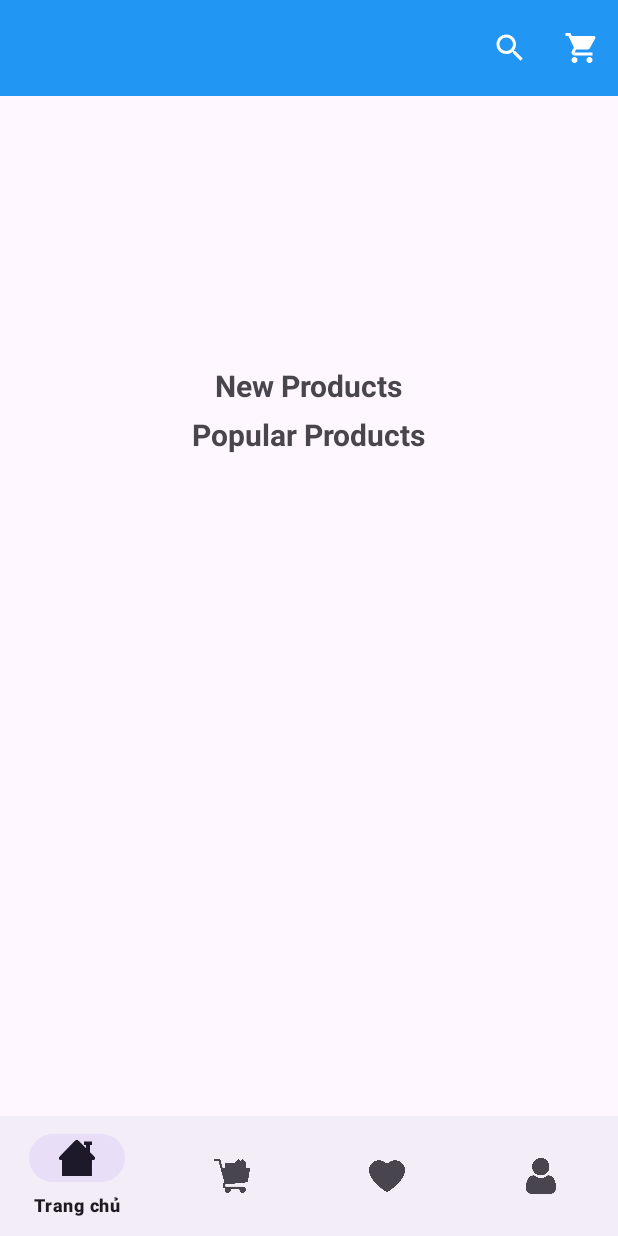
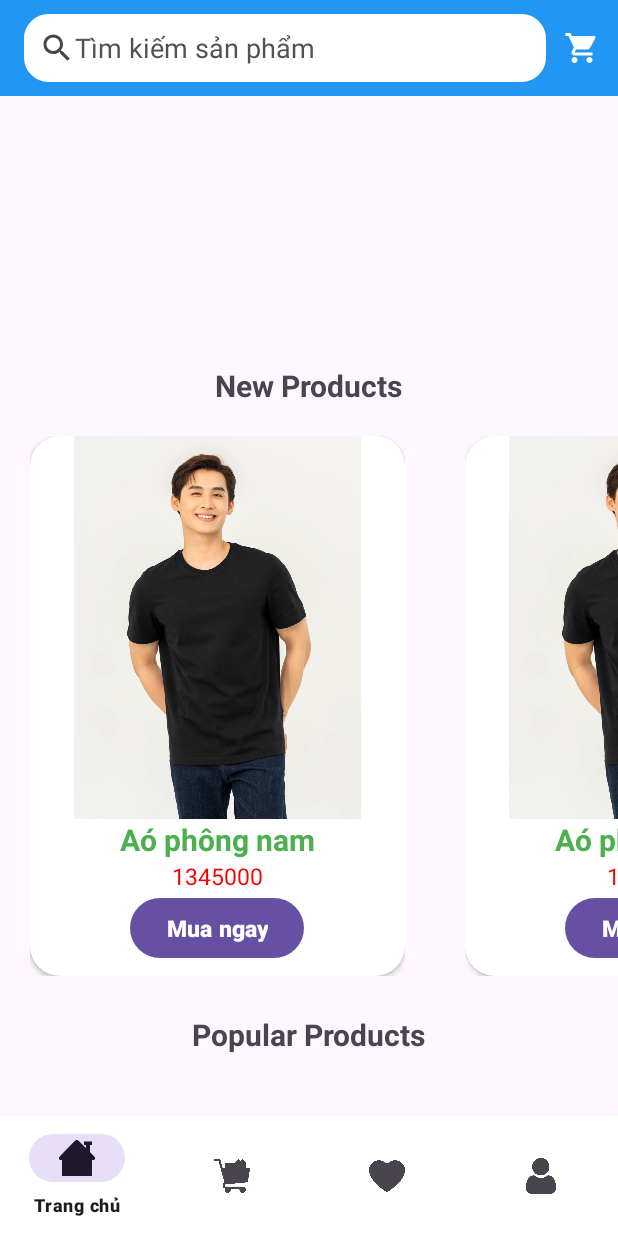
Before and after one commit to phongnft/DuAnTotNghiep_MD27, an Android app: the Home_Fragment screen opened directly, with no data from a screen before it, on a phone screen of 412 x 824 dp. Run offline under Robolectric (Android 15) with nearby library versions, the phone set to English and light mode, and no system bars.

Commit message:
phong push searchview design

```diff
--- a/app/src/main/java/com/example/duantotnghiep_md27/Adapter/Product_homeAdapter.java
+++ b/app/src/main/java/com/example/duantotnghiep_md27/Adapter/Product_homeAdapter.java
@@ -17,14 +17,13 @@ import com.example.duantotnghiep_md27.R;
 import java.util.ArrayList;
 import java.util.List;
 
-public class Product_homeAdapter extends RecyclerView.Adapter<Product_homeAdapter.ProductViewHolder>{
+public class Product_homeAdapter extends RecyclerView.Adapter<Product_homeAdapter.ProductViewHolder> {
     Context context;
-    List<Product_home> list =new ArrayList<>();
+    List<Product_home> list = new ArrayList<>();
 
 
 
-
-    public Product_homeAdapter(List<Product_home> product_list, Context context, String home) {
+    public Product_homeAdapter(List<Product_home> list, Context context, String home) {
         this.context = context;
         this.list = list;
     }
@@ -33,14 +32,14 @@ public class Product_homeAdapter extends RecyclerView.Adapter<Product_homeAdapte
     @NonNull
     @Override
     public ProductViewHolder onCreateViewHolder(@NonNull ViewGroup parent, int viewType) {
-        View view=LayoutInflater.from(context).inflate(R.layout.item_products,parent,false);
+        View view = LayoutInflater.from(context).inflate(R.layout.item_products, parent, false);
         return new ProductViewHolder(view);
 
     }
 
     @Override
     public void onBindViewHolder(@NonNull ProductViewHolder holder, int position) {
-       holder.name.setText(list.get(position).getName());
+        holder.name.setText(list.get(position).getName());
         holder.price.setText(list.get(position).getPrice());
 
 
@@ -56,13 +55,14 @@ public class Product_homeAdapter extends RecyclerView.Adapter<Product_homeAdapte
 
         ImageView imgproduct;
         TextView price, name;
-        RelativeLayout relativeLayout;
+
+
         public ProductViewHolder(@NonNull View itemView) {
             super(itemView);
-            imgproduct=itemView.findViewById(R.id.imgproducts);
-            price=itemView.findViewById(R.id.product_price);
-            name=itemView.findViewById(R.id.tv_nameproduct);
-            relativeLayout=itemView.findViewById(R.id.card_itemproduct);
+            imgproduct = itemView.findViewById(R.id.imgproducts);
+            price = itemView.findViewById(R.id.tv_priceproduct);
+            name = itemView.findViewById(R.id.tv_nameproduct);
+
         }
     }
 }
--- a/app/src/main/java/com/example/duantotnghiep_md27/Fragment/Home_Fragment.java
+++ b/app/src/main/java/com/example/duantotnghiep_md27/Fragment/Home_Fragment.java
@@ -19,44 +19,22 @@ import com.example.duantotnghiep_md27.R;
 import java.util.ArrayList;
 import java.util.List;
 
-/**
- * A simple {@link Fragment} subclass.
- * Use the {@link Home_Fragment#newInstance} factory method to
- * create an instance of this fragment.
- */
+
 public class Home_Fragment extends Fragment {
 
 
-   private RecyclerView recyclerView;
-private Product_homeAdapter product_homeAdapter;
-private List<Product_home> product_list;
-    public Home_Fragment() {
+    private RecyclerView recyclerView;
+    private Product_homeAdapter product_homeAdapter;
+    private List<Product_home> product_list;
 
-    }
-
-    public static Home_Fragment newInstance(String param1, String param2) {
-        Home_Fragment fragment = new Home_Fragment();
-        Bundle args = new Bundle();
-
-        fragment.setArguments(args);
-        return fragment;
-    }
-
-    @Override
-    public void onCreate(Bundle savedInstanceState) {
-        super.onCreate(savedInstanceState);
-        if (getArguments() != null) {
-
-        }
-    }
 
     @SuppressLint("MissingInflatedId")
     @Override
     public View onCreateView(LayoutInflater inflater, ViewGroup container,
                              Bundle savedInstanceState) {
-        // Inflate the layout for this fragment
-        View view= inflater.inflate(R.layout.fragment_home, container, false);
-        recyclerView=view.findViewById(R.id.product_recycleview);
+
+        View view = inflater.inflate(R.layout.fragment_home, container, false);
+        recyclerView = view.findViewById(R.id.product_recycleview);
         setupProductRecycleView();
         return view;
 
@@ -64,11 +42,16 @@ private List<Product_home> product_list;
     }
 
 
-
-    private void setupProductRecycleView(){
-        product_list=new ArrayList<>();
-
-        product_homeAdapter=new Product_homeAdapter(product_list,getContext(),"home");
+    private void setupProductRecycleView() {
+        product_list = new ArrayList<>();
+        product_list.add(new Product_home("Aó phông nam", "1345000", ""));
+        product_list.add(new Product_home("Aó phông nam", "1345000", ""));
+        product_list.add(new Product_home("Ao hoodie nam", "1345000", ""));
+        product_list.add(new Product_home("Aó sơ mi nam", "1345000", ""));
+        product_list.add(new Product_home("Aó cộc tay nam", "1345000", ""));
+        product_list.add(new Product_home("quần tây nam", "1345000", ""));
+        product_list.add(new Product_home("quần short nam", "1345000", ""));
+        product_homeAdapter = new Product_homeAdapter(product_list, getContext(), "home");
         RecyclerView.LayoutManager nLayoutManager = new LinearLayoutManager(getContext(), LinearLayoutManager.HORIZONTAL, false);
         recyclerView.setLayoutManager(nLayoutManager);
         recyclerView.setItemAnimator(new DefaultItemAnimator());
--- a/app/src/main/res/drawable/baseline_search_24.xml
+++ b/app/src/main/res/drawable/baseline_search_24.xml
@@ -1,5 +1,5 @@
-<vector android:height="24dp" android:tint="@color/white"
+<vector android:height="24dp" android:tint="#494646"
     android:viewportHeight="24" android:viewportWidth="24"
     android:width="24dp" xmlns:android="http://schemas.android.com/apk/res/android">
-    <path android:fillColor="@android:color/white" android:pathData="M15.5,14h-0.79l-0.28,-0.27C15.41,12.59 16,11.11 16,9.5 16,5.91 13.09,3 9.5,3S3,5.91 3,9.5 5.91,16 9.5,16c1.61,0 3.09,-0.59 4.23,-1.57l0.27,0.28v0.79l5,4.99L20.49,19l-4.99,-5zM9.5,14C7.01,14 5,11.99 5,9.5S7.01,5 9.5,5 14,7.01 14,9.5 11.99,14 9.5,14z"/>
+    <path android:fillColor="#494646" android:pathData="M15.5,14h-0.79l-0.28,-0.27C15.41,12.59 16,11.11 16,9.5 16,5.91 13.09,3 9.5,3S3,5.91 3,9.5 5.91,16 9.5,16c1.61,0 3.09,-0.59 4.23,-1.57l0.27,0.28v0.79l5,4.99L20.49,19l-4.99,-5zM9.5,14C7.01,14 5,11.99 5,9.5S7.01,5 9.5,5 14,7.01 14,9.5 11.99,14 9.5,14z"/>
 </vector>
--- /dev/null
+++ b/app/src/main/res/drawable/custom_searchview.xml
@@ -0,0 +1,11 @@
+<?xml version="1.0" encoding="utf-8"?>
+<shape xmlns:android="http://schemas.android.com/apk/res/android"
+    android:shape="rectangle">
+    <stroke
+        android:width="2dp"
+        android:color="@color/white"/>
+    <corners
+        android:radius="15dp"/>
+
+
+</shape>
--- a/app/src/main/res/layout/activity_main.xml
+++ b/app/src/main/res/layout/activity_main.xml
@@ -15,7 +15,18 @@
         android:background="#2196F3"
         android:minHeight="?attr/actionBarSize"
         android:theme="?attr/actionBarTheme"
-        app:menu="@menu/bottom_toolbar" />
+        app:menu="@menu/bottom_toolbar" >
+
+        <EditText
+            android:paddingLeft="10dp"
+            android:drawableStart="@drawable/baseline_search_24"
+            android:textColorHint="#535151"
+            android:hint="Tìm kiếm sản phẩm"
+            android:backgroundTint="@color/white"
+            android:background="@drawable/custom_searchview"
+            android:layout_width="match_parent"
+            android:layout_height="45dp"/>
+    </androidx.appcompat.widget.Toolbar>
 
     <FrameLayout
         android:id="@+id/framehome"
@@ -27,6 +38,7 @@
 
 
     <com.google.android.material.bottomnavigation.BottomNavigationView
+        android:background="@color/white"
         android:id="@+id/bottomnavmenu"
         android:layout_width="match_parent"
         android:layout_height="wrap_content"
--- a/app/src/main/res/layout/item_products.xml
+++ b/app/src/main/res/layout/item_products.xml
@@ -1,56 +1,50 @@
 <?xml version="1.0" encoding="utf-8"?>
 <LinearLayout xmlns:android="http://schemas.android.com/apk/res/android"
-    android:layout_width="match_parent"
-    android:layout_height="match_parent"
+    android:layout_width="250dp"
+    android:layout_height="360dp"
     android:id="@+id/card_itemproduct"
+    android:layout_margin="20dp"
     xmlns:app="http://schemas.android.com/apk/res-auto"
    >
 
     <androidx.cardview.widget.CardView
         app:cardCornerRadius="20dp"
         android:id="@+id/card_itemproducttt"
-        android:layout_marginTop="30dp"
         android:layout_width="match_parent"
         android:layout_height="match_parent">
         <LinearLayout
-            android:layout_marginTop="20dp"
             android:orientation="vertical"
             android:layout_width="match_parent"
             android:layout_height="match_parent">
-
-
 
 
         <ImageView
             android:id="@+id/imgproducts"
             android:src="@drawable/img_product"
             android:layout_gravity="center"
-            android:layout_width="300dp"
-            android:layout_height="300dp"/>
+            android:layout_width="match_parent"
+            android:layout_height="255dp"/>
         <TextView
             android:id="@+id/tv_nameproduct"
-            android:layout_marginTop="20dp"
             android:textStyle="bold"
             android:textColor="#4CAF50"
-            android:textSize="30dp"
+            android:textSize="20dp"
             android:layout_gravity="center"
             android:text="áo thun nam"
             android:layout_width="wrap_content"
             android:layout_height="wrap_content"/>
         <TextView
             android:id="@+id/tv_priceproduct"
-            android:layout_marginTop="20dp"
             android:textColor="@color/red"
-            android:textSize="30dp"
+            android:textSize="15dp"
             android:layout_gravity="center"
             android:text="123000đ"
             android:layout_width="wrap_content"
             android:layout_height="wrap_content"/>
         <Button
-            android:layout_marginTop="20dp"
             android:textStyle="bold"
             android:textColor="@color/white"
-            android:textSize="30dp"
+            android:textSize="15dp"
             android:layout_gravity="center"
             android:text="Mua ngay"
             android:layout_width="wrap_content"
--- a/app/src/main/res/menu/bottom_nav_menu.xml
+++ b/app/src/main/res/menu/bottom_nav_menu.xml
@@ -1,5 +1,6 @@
 <?xml version="1.0" encoding="utf-8"?>
-<menu xmlns:android="http://schemas.android.com/apk/res/android">
+<menu xmlns:android="http://schemas.android.com/apk/res/android"
+    xmlns:app="http://schemas.android.com/apk/res-auto">
     <item
         android:id="@+id/home_"
         android:icon="@drawable/img"
--- a/app/src/main/res/menu/bottom_toolbar.xml
+++ b/app/src/main/res/menu/bottom_toolbar.xml
@@ -4,11 +4,6 @@
 
     <item
         app:showAsAction="ifRoom"
-        android:id="@+id/search_bar"
-        android:icon="@drawable/baseline_search_24"
-        android:title="Tìm kiếm" />
-    <item
-        app:showAsAction="ifRoom"
         android:id="@+id/cart_bar"
         android:icon="@drawable/baseline_shopping_cart_24"
         android:title="Giỏ hàng" />
--- a/app/src/main/res/values-night/themes.xml
+++ b/app/src/main/res/values-night/themes.xml
@@ -1,6 +1,6 @@
 <resources xmlns:tools="http://schemas.android.com/tools">
     <!-- Base application theme. -->
-    <style name="Base.Theme.DuAnTotNghiep_MD27" parent="Theme.Material3.DayNight.NoActionBar">
+    <style name="Base.Theme.DuAnTotNghiep_MD27" parent="Theme.AppCompat.Light.NoActionBar">
         <!-- Customize your dark theme here. -->
         <!-- <item name="colorPrimary">@color/my_dark_primary</item> -->
     </style>
```
